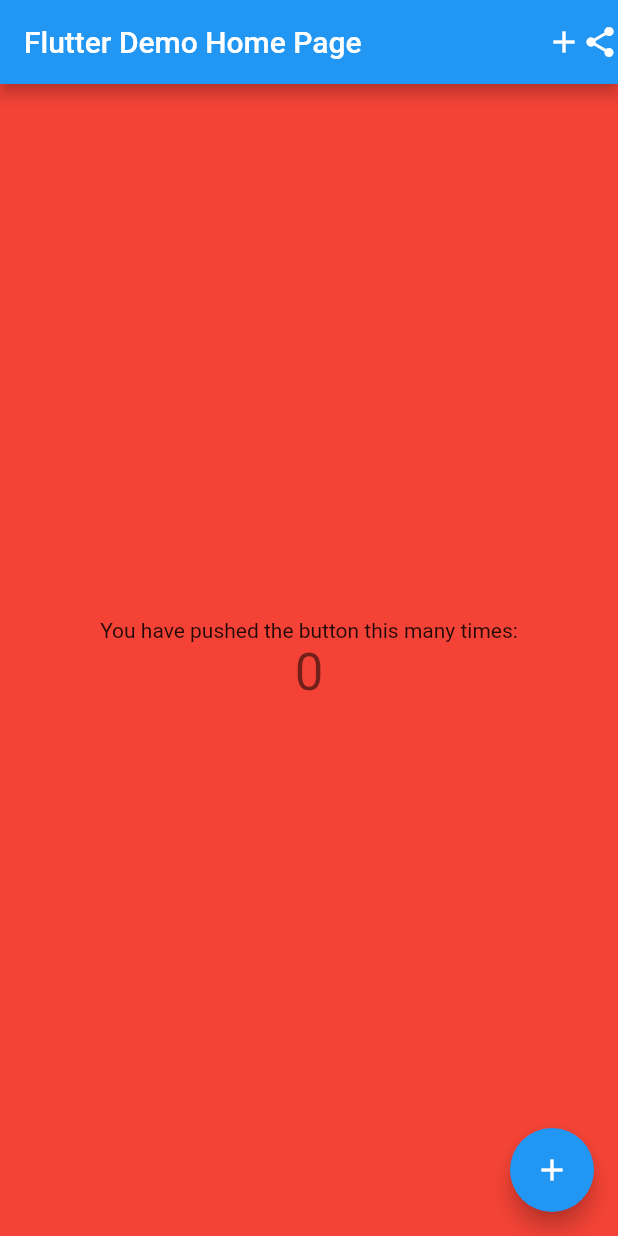
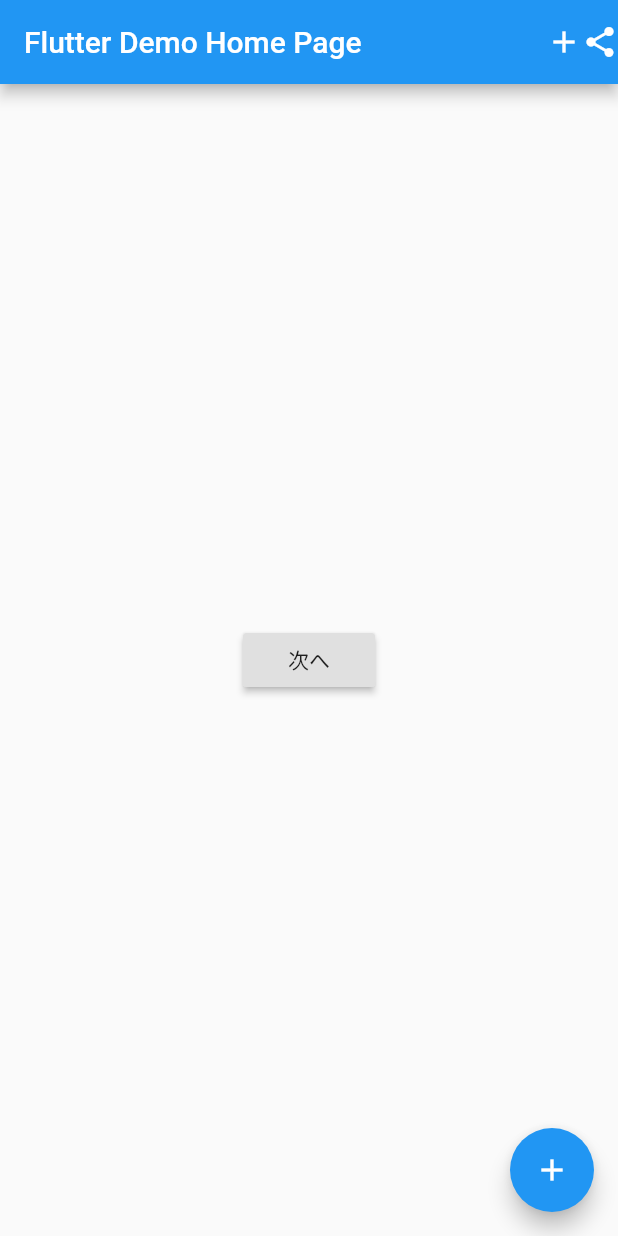
Before and after one commit to zizynonno/flutter_sandbox, a Flutter app: the screen it shows after launch, on a phone screen of 412 x 824 dp. Run offline on Flutter 3.47's test engine with Material 2 defaults, Android fonts, the phone set to English and light mode, and no system bars.

Commit message:
add: navigation

```diff
--- a/lib/main.dart
+++ b/lib/main.dart
@@ -1,4 +1,5 @@
 import 'package:flutter/material.dart';
+import 'package:my_app/next_page.dart';
 
 void main() {
   runApp(MyApp());
@@ -47,28 +48,21 @@ class _MyHomePageState extends State<MyHomePage> {
           Icon(Icons.add), Icon(Icons.share)
         ],
       ),
-      body: Container(
-        color: Colors.red,
-        child: Padding(
 
-          padding: const EdgeInsets.all(8.0),
-          child: Center(
-
-            child: Column(
-              mainAxisAlignment: MainAxisAlignment.center,
-              children: <Widget>[
-                Text(
-                  'You have pushed the button this many times:',
-                ),
-                Text(
-                  '$_counter',
-                  style: Theme.of(context).textTheme.headline4,
-                ),
-              ],
-            ),
-          ),
+      body: Center(
+        child: RaisedButton(
+          child: Text('次へ'),
+          onPressed: (){
+            //ここに押したら反応する
+            Navigator.push(
+              context,
+              MaterialPageRoute(builder: (context) => NextPage(),
+              ),
+            );
+          },
         ),
       ),
+
       floatingActionButton: FloatingActionButton(
         onPressed: _incrementCounter,
         tooltip: 'Increment',
```
Also changed, not shown: lib/next_page.dart (added, +20 -0 lines).
